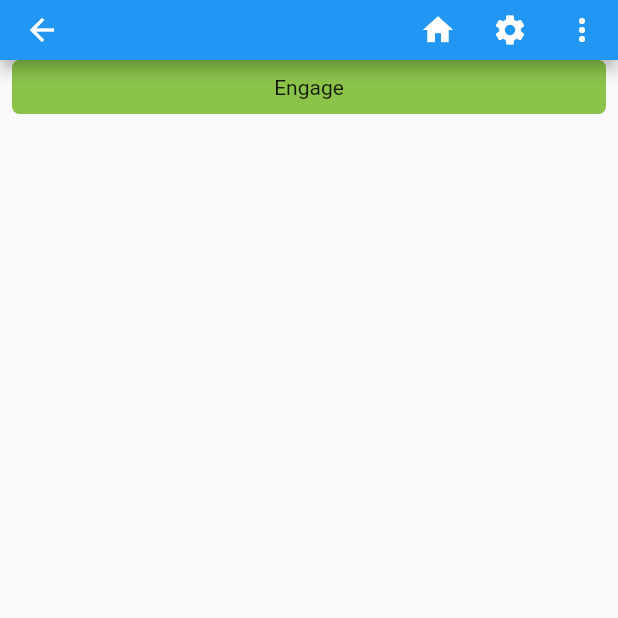
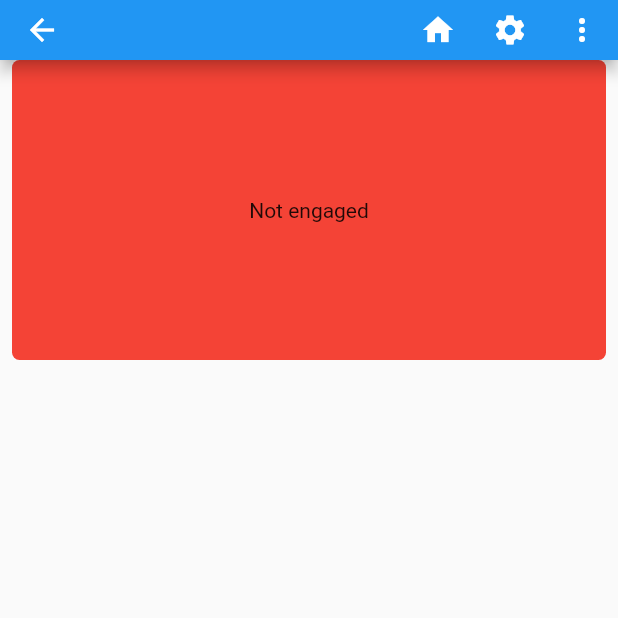
Before and after one commit to vogellacompany/codeexamples-flutter, a Flutter app: the screen it shows after launch, in the side drawer, after a tap on "Gesture Detector", on a phone screen of 412 x 824 dp, the top half of it. Run offline on Flutter 3.47's test engine with Material 2 defaults, Android fonts, the phone set to English and light mode, and no system bars; our stand-ins replace charts_flutter, flutter_markdown, html_unescape, image_picker, logger, rxdart; missing offline and left inert: flame, reactive_exploration; generated files the repository leaves out were written again.

Commit message:
Adding a Gesture detector example

```diff
--- a/hello_world/lib/pages/gesturedetector.dart
+++ b/hello_world/lib/pages/gesturedetector.dart
@@ -10,7 +10,6 @@ class MyGesturePage extends StatelessWidget {
     );
   }
 }
-
 class MyGestureExample extends StatefulWidget {
   @override
   _MyGestureExampleState createState() => _MyGestureExampleState();
@@ -22,14 +21,16 @@ class _MyGestureExampleState extends State<MyGestureExample> {
   @override
   Widget build(BuildContext context) {
     return GestureDetector(
-      onTap: _changeColor(),
+      onTap: () {
+        _changeColor();
+      },
       child: Container(
-        height: 36.0,
+        height: 200.0,
         padding: const EdgeInsets.all(8.0),
         margin: const EdgeInsets.symmetric(horizontal: 8.0),
         decoration: BoxDecoration(
           borderRadius: BorderRadius.circular(5.0),
-          color: _tabbed ? Colors.lightGreen[500]: Colors.red[500],
+          color: _tabbed ? Colors.lightGreen[500] : Colors.red[500],
         ),
         child: Center(
           child: _tabbed ? Text('Engage') : Text('Not engaged'),
```
